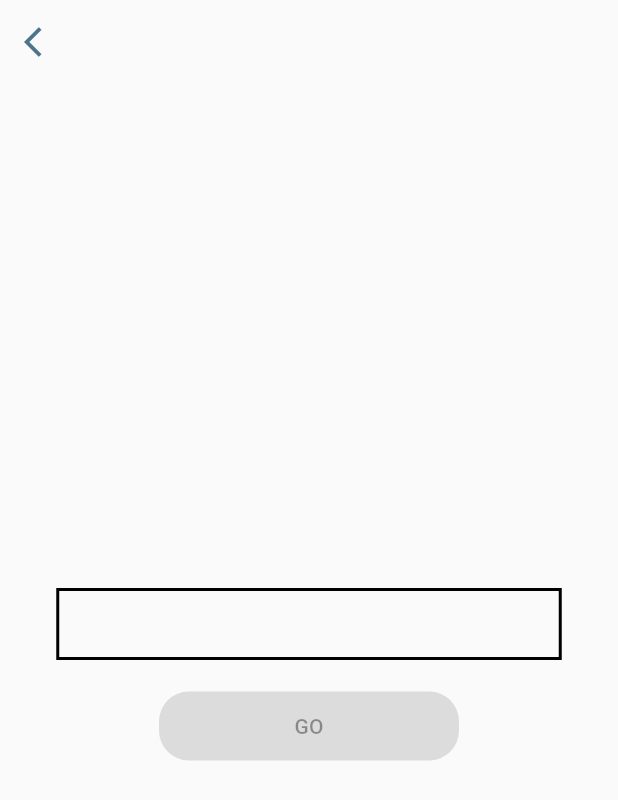
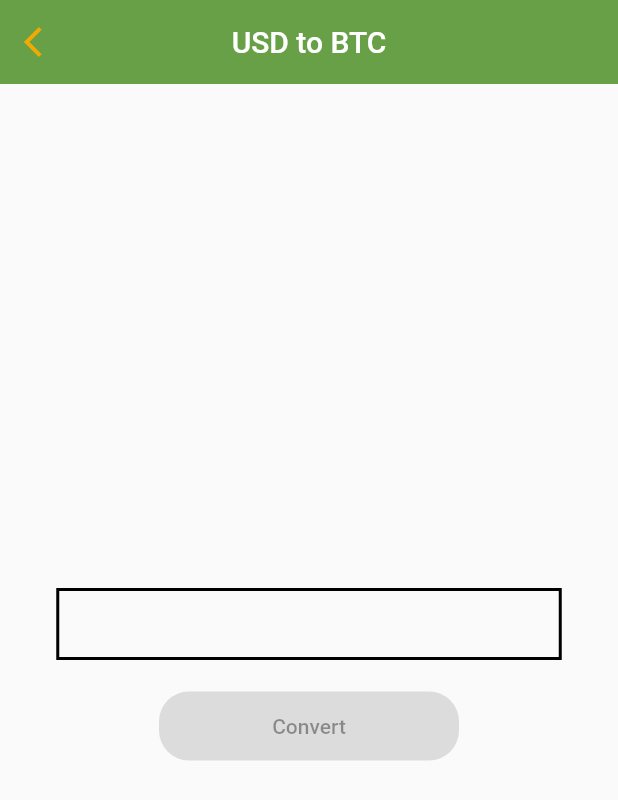
Before and after one commit to Sergio0799/shared-bitcoin-calc, a Flutter app: the screen it shows after launch, after a tap on "USD to BTC", on a phone screen of 412 x 824 dp. Shown: the top 800 px of the screen. Run offline on Flutter 3.47's test engine with Material 2 defaults, Android fonts, the phone set to English and light mode, and no system bars; Roboto replaces fonts that are missing (Montserrat).

Commit message:
Fully finished, ready for submission

```diff
--- a/lib/main.dart
+++ b/lib/main.dart
@@ -1,6 +1,6 @@
 import 'package:flutter/material.dart';
 
-import 'package:bitcoin_calculator/models/exchange_tools.dart';
+// Import the next two possible screens
 import 'package:bitcoin_calculator/screens/USDtoBTC_input_screen.dart';
 import 'package:bitcoin_calculator/screens/BTCtoUSD_input_screen.dart';
 
@@ -24,15 +24,17 @@ class _MyHomePageState extends State<MyHomePage> {
   @override
   Widget build(BuildContext context) {
     return Scaffold(
+      // AppBar holding the title of the app
       appBar: AppBar(
+        centerTitle: true,
+        backgroundColor: Color(0xFFF2A900),
         title: Text('Crypto - Calc'),
       ),
       body: Center(
-          child: Column(
-        mainAxisAlignment: MainAxisAlignment.center,
-        children:
-        [
-
+        child: Column(
+          mainAxisAlignment: MainAxisAlignment.center,
+          children: [
+          // Button for user to go to USD to BTC converter
           ElevatedButton(
             key: Key("USDtoBTC-button"),
             child: Text(
@@ -40,18 +42,22 @@ class _MyHomePageState extends State<MyHomePage> {
               key: Key("USDtoBTC-text"),
               style: TextStyle(
                 fontSize: 18,
-
               )
             ),
+            // Style the button's border and size to match desired UI
             style: ElevatedButton.styleFrom(
               shape: RoundedRectangleBorder(borderRadius: BorderRadius.circular(20.0)),
               fixedSize: Size(200, 46),
-              primary: Color(0xFF4C7488)
+              primary: Color(0xFF68A047)
             ),
+            // When pressed takes user to USD to BTC conversion screen
             onPressed: () {
-              Navigator.push(context, MaterialPageRoute(builder: (context) => InputUSDScreen()));}),
-          // Make space between
-            SizedBox(height: 20),
+              Navigator.push(context, MaterialPageRoute(builder: (context) => InputUSDScreen()));
+            }
+          ),
+          // Make space between both conversion buttons
+          SizedBox(height: 20),
+          // Button for user to go to BTC to USD converter
           ElevatedButton(
             key: Key("BTCtoUSD-button"),
             child: Text(
@@ -59,14 +65,15 @@ class _MyHomePageState extends State<MyHomePage> {
               key: Key("BTCtoUSD-text"),
               style: TextStyle(
                 fontSize: 18,
-
               )
             ),
+            // Style the button's border and size to match desired UI
             style: ElevatedButton.styleFrom(
               shape: RoundedRectangleBorder(borderRadius: BorderRadius.circular(20.0)),
               fixedSize: Size(200, 46),
-              primary: Color(0xFF4C7488)
+              primary: Color(0xFFF2A900)
             ),
+            //When pressed takes user to BTC to USD conversion screen
             onPressed: () {
               Navigator.push(context, MaterialPageRoute(builder: (context) => InputBTCScreen()));
             },
--- a/lib/models/exchange_tools.dart
+++ b/lib/models/exchange_tools.dart
@@ -42,6 +42,8 @@ class BTCtoUSD {
   double conversion() {
     return _numBTC * _btcRate;
   }
+
+  // Output stored value for bitcoin
   double amountBTC() {
     return _numBTC;
   }
--- a/lib/screens/BTCtoUSD_input_screen.dart
+++ b/lib/screens/BTCtoUSD_input_screen.dart
@@ -9,8 +9,12 @@ class InputBTCScreen extends StatefulWidget {
 }
 
 class _InputBTCScreen extends State<InputBTCScreen> {
+  //initialized all used variables:
+
+  //boolean vars for the changing state of widgets
   bool _input = false;
   bool _output = false;
+  //diaply and error vars to see valid input and error detection in user input
   double _display = 0.0;
   String errorMessage = "";
   bool errorDisplay = false;
@@ -39,22 +43,25 @@ class _InputBTCScreen extends State<InputBTCScreen> {
     return Scaffold(
       // Completely transparent AppBar has Back button in top left
       appBar: AppBar(
-        backgroundColor: Colors.transparent,
+        centerTitle: true,
+        backgroundColor: Color(0xFFF2A900),
         elevation: 0,
         leading: IconButton(
           icon: Icon(
             Icons.arrow_back_ios,
-            color: Color(0xFF4C748B),
+            color: Color(0xFF68A047),
             key: Key('BTC-back-button')
           ),
-          // Return to previous screen when Back button pressed, keeps context of Homebrew instance
+          // Return to previous screen when Back button pressed
           onPressed: () {
             Navigator.pop(context);
           },
         ),
+        title: Text('BTC to USD')
       ),
       body: Center(
         child: Column(
+          //Output for conversion widget
           mainAxisAlignment: MainAxisAlignment.center,
           children: [
             Visibility(
@@ -64,11 +71,13 @@ class _InputBTCScreen extends State<InputBTCScreen> {
                 key: Key('BTCtoUSD-output'),
                 style: TextStyle(
                   fontSize: 28,
+                  color: Color(0xFF68A047)
                 )
               )
             ),
-            // Make space between
+            // Making space between
             SizedBox(height: 20),
+            //Container for BTC input
             Container(
                 width: 337.0,
                 height: 48.0,
@@ -86,39 +95,39 @@ class _InputBTCScreen extends State<InputBTCScreen> {
                 )
               )
             ),
-            // Make space between
+            // Making space between
             SizedBox(height: 20),
             ElevatedButton(
-              key: Key('BTC-input-button'),
+              key: Key('BTC-convert-button'),
               child: Text(
-                // Display "Continue" within button in Montserrat font, 14px
-                "GO",
-                key: Key('BTC-go-text'),
+
+                "Convert",
+                key: Key('BTC-convert-text'),
                 style: TextStyle(
                   fontSize: 14,
-                  fontFamily: 'Montserrat'
+
                 )
               ),
-              // Style the button's border and size to match desired UI
+              // Style the button's border and size to match  UI
               style: ElevatedButton.styleFrom(
                 shape: RoundedRectangleBorder(borderRadius: BorderRadius.circular(20)),
                 fixedSize: Size(200, 46),
-                primary: Color(0xFF4C748B)
+                primary: Color(0xFF68A047)
               ),
               // If user has made an input, then enable button. Otherwise disabled
               onPressed: _input? () {
                 setState(() {
                 try {
-                  // Convert string to int and check that user input a number that is within reason
+                  // Reads users response to determine its validity
                   double BTC = double.parse(inputTextController.text);
                   errorDisplay = false;
                   if(BTC >= 0) {
-                    // Store number of cups input in Homebrew instance
+                    // Store number of BTCtoUSD input
                     BTCtoUSD BTCConversion = BTCtoUSD(BTC);
-                    //
+
                     _display = BTCConversion.conversion();
 
-                    //inputTextController.clear();
+
                     _output = true;
                   }
                   else {
--- a/lib/screens/USDtoBTC_input_screen.dart
+++ b/lib/screens/USDtoBTC_input_screen.dart
@@ -1,5 +1,6 @@
 import 'package:flutter/material.dart';
 
+// Import exchange tools classes package
 import 'package:bitcoin_calculator/models/exchange_tools.dart';
 
 class InputUSDScreen extends StatefulWidget {
@@ -8,15 +9,19 @@ class InputUSDScreen extends StatefulWidget {
 }
 
 class _InputUSDScreen extends State<InputUSDScreen> {
+  // Initialize variables:
+  // Booleans are used to toggle UI widget displays
   bool _input = false;
   bool _output = false;
+  // Output value to be displayed, represents BTC
   double _display = 0.0;
+  // Variables to toggle error message displays
   String errorMessage = "";
   bool errorDisplay = false;
 
   // Initialize text controller
   final inputTextController = TextEditingController();
-  // Listener for controller, determines if a number has been input to enable Continue button
+  // Listener for controller, determines if a number has been input to enable conversion button
   @override
   void initState() {
     super.initState();
@@ -38,42 +43,48 @@ class _InputUSDScreen extends State<InputUSDScreen> {
     return Scaffold(
       // Completely transparent AppBar has Back button in top left
       appBar: AppBar(
-        backgroundColor: Colors.transparent,
+        centerTitle: true,
+        backgroundColor: Color(0xFF68A047),
         elevation: 0,
         leading: IconButton(
           icon: Icon(
             Icons.arrow_back_ios,
-            color: Color(0xFF4C748B),
+            color: Color(0xFFF2A900),
             key: Key('USD-back-button')
           ),
-          // Return to previous screen when Back button pressed, keeps context of Homebrew instance
+          // Return to previous screen when Back button pressed
           onPressed: () {
             Navigator.pop(context);
           },
         ),
+        title: Text('USD to BTC')
       ),
       body: Center(
         child: Column(
           mainAxisAlignment: MainAxisAlignment.center,
           children: [
+            // Visibility widget toggles display of BTC output value
             Visibility(
               visible: _output,
+              // Display BTC conversion of USD input
               child: Text(
                 _display.toString(),
                 key: Key('USDtoBTC-output'),
                 style: TextStyle(
                   fontSize: 28,
+                  color: Color(0xFFF2A900)
                 )
               )
             ),
-            // Make space between
+            // Make space between BTC output & USD text input
             SizedBox(height: 20),
+            // Container to format shape and style of TextField
             Container(
-                width: 337.0,
-                height: 48.0,
-                decoration: BoxDecoration(
-                border: Border.all(width: 2)),
-
+              width: 337.0,
+              height: 48.0,
+              decoration: BoxDecoration(
+              border: Border.all(width: 2)),
+              // TextField to input USD value
               child: TextField(
                 key: Key('USD-textfield'),
                 controller: inputTextController,
@@ -82,56 +93,57 @@ class _InputUSDScreen extends State<InputUSDScreen> {
                 decoration: InputDecoration(
                   border: InputBorder.none,
                   errorText: errorDisplay ? errorMessage : null,
-                  ),
+                ),
               ),
             ),
-            // Make space between
+            // Make space between USD input & conversion button
             SizedBox(height: 20),
+            // Conversion button to display BTC conversion of USD input
             ElevatedButton(
-              key: Key('USD-input-button'),
+              key: Key('USD-convert-button'),
               child: Text(
-                // Display "Continue" within button in Montserrat font, 14px
-                "GO",
-                key: Key('USD-go-text'),
+                "Convert",
+                key: Key('USD-convert-text'),
                 style: TextStyle(
-                  fontSize: 14,
-                  fontFamily: 'Montserrat'
+                  fontSize: 14
                 )
               ),
               // Style the button's border and size to match desired UI
               style: ElevatedButton.styleFrom(
                 shape: RoundedRectangleBorder(borderRadius: BorderRadius.circular(20)),
                 fixedSize: Size(200, 46),
-                primary: Color(0xFF4C748B)
+                primary: Color(0xFFF2A900)
               ),
               // If user has made an input, then enable button. Otherwise disabled
               onPressed: _input? () {
                 setState(() {
                 try {
-                  // Convert string to int and check that user input a number that is within reason
+                  // Convert string to double and check that user input a number that is within reason
                   double usd = double.parse(inputTextController.text);
                   errorDisplay = false;
                   if(usd >= 0) {
-                    // Store number of cups input in Homebrew instance
+                    // Pass input USD to converter constructor
                     USDtoBTC usdConversion = USDtoBTC(usd);
-                    //
+                    // Set display text to calculated BTC conversion
                     _display = usdConversion.conversion();
+                    _output = true;
 
                     //inputTextController.clear();
-                    _output = true;
                   }
                   else {
+                    // Display error message if user input is an invalid number
                     _output = false;
                     errorMessage = "Invalid - Negative Number";
                     errorDisplay = true;
                   }
+                  // Display error message if user input is not a number, invalid
                 } catch (e) {
                   _output = false;
                   errorMessage = "Invalid Input";
                   errorDisplay = true;
                 }
                 });
-              } : null
+              } : null  // Disable button if user has no input
             )
           ]
         )
```
Also changed, not shown: test_driver/app_test.dart (+16 -20 lines).
